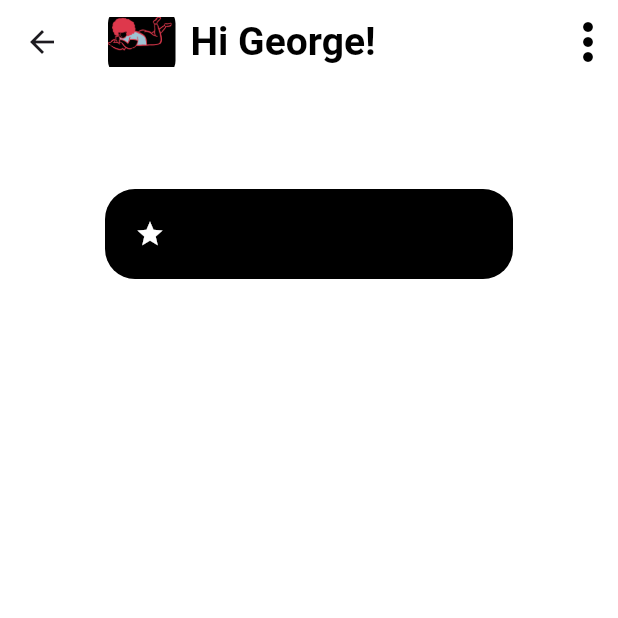
After one commit to Ash-Grimgar/Task_manager, a Flutter app: the HomePage screen opened directly, on a phone screen of 412 x 824 dp, the top half of it. The commit adds this screen. Run offline on Flutter 3.47's test engine with Material 3 defaults, Android fonts, the phone set to English and light mode, and no system bars; our stand-ins replace cloud_firestore, firebase_auth, firebase_core, flutter_native_splash, flutter_otp_text_field, flutter_svg and 5 more; accounts and stored records are empty.

Commit message:
i am done

```diff
--- a/lib/main.dart
+++ b/lib/main.dart
@@ -1,11 +1,9 @@
 import 'package:firebase_core/firebase_core.dart';
 import 'package:flutter/material.dart';
+import 'package:flutter/services.dart';
 import 'package:get/get.dart';
-import 'package:get/get_navigation/src/root/get_material_app.dart';
 import 'package:wind_main/firebase_options.dart';
 import 'package:wind_main/src/constants/colors.dart';
-import 'package:wind_main/src/features/authentication/screens/profile/profile_screen.dart';
-import 'package:wind_main/src/features/authentication/screens/splash_screen/splash_screen.dart';
 import 'package:wind_main/src/features/authentication/screens/welcome/welcome_screen.dart';
 import 'package:wind_main/src/repository/authentication_repository/authentication_repository.dart';
 
@@ -26,6 +24,7 @@ class MyApp extends StatelessWidget {
   // This widget is the root of your application.
   @override
   Widget build(BuildContext context) {
+    SystemChrome.setSystemUIOverlayStyle(SystemUiOverlayStyle(statusBarColor: Colors.transparent));
     return GetMaterialApp(
       theme: ThemeData(
         brightness: Brightness.light,
--- a/lib/src/constants/colors.dart
+++ b/lib/src/constants/colors.dart
@@ -32,3 +32,22 @@ const Color tDarkBgColor       = Color(0xFF1B1B1B); // soft charcoal
 const Color tOnboardingPage1Color = Color(0xFFF7F6F1);
 const Color tOnboardingPage2Color = Color(0xFFFDDCDF);
 const Color tOnboardingPage3Color = Color(0xFFFDDCBD);
+
+
+
+
+
+
+// Home page colors
+
+const Color kYellowLight = Color(0xFFFFF7EC);
+const Color kYellow = Color(0xFFFAF0DA);
+const Color kYellowDark = Color(0xFFEBBB7F);
+
+const Color kRedLight = Color(0xFFFCF0F0);
+const Color kRed = Color(0xFFF8D7D7);
+const Color kRedDark = Color(0xFFE57373);
+
+const Color kBlueLight = Color(0xFFEDF4FE);
+const Color kBlue = Color(0xFFD6E4FE);
+const Color kBlueDark = Color(0xFF7F9CF5);
--- a/lib/src/constants/image_strings.dart
+++ b/lib/src/constants/image_strings.dart
@@ -18,4 +18,4 @@ const String tGoogleLogoImage  = "assets/logo/icons8-google-logo-100.png";
 const String tForgetPasswordImage = "assets/images/forget_password/question-100.png";
 
 // PROFILE IMAGES
-const  String tProfileImage = "assets/images/profile/default profile image.jpeg";
+const  String tProfileImage = "assets/images/splash_images/open-doodles (1) black/png/LayingDoodle.png";
--- /dev/null
+++ b/lib/src/features/authentication/screens/application/home_screen_relations/about_widget.dart
@@ -0,0 +1,30 @@
+import 'package:flutter/material.dart';
+
+
+class AboutWidget extends StatelessWidget {
+  const AboutWidget({super.key});
+
+  @override
+  Widget build(BuildContext context) {
+    return Container(
+      child: Stack(
+        children: [
+          Container(
+            margin: EdgeInsets.all(70),
+            padding: EdgeInsets.all(20),
+            decoration: BoxDecoration(
+              color: Colors.black,
+              borderRadius: BorderRadius.circular(20),
+            ),
+            child: Row(
+              crossAxisAlignment: CrossAxisAlignment.start,
+              children: [Container(
+                child: Icon(Icons.star,color: Colors.white,size: 20,),
+              )],
+            ),
+          ),
+        ],
+      ),
+    );
+  }
+}
--- /dev/null
+++ b/lib/src/features/authentication/screens/application/home_screen_relations/new_home_screen.dart
@@ -0,0 +1,49 @@
+import 'package:firebase_core/firebase_core.dart';
+import 'package:flutter/material.dart';
+import 'package:wind_main/src/constants/image_strings.dart';
+import 'package:wind_main/src/features/authentication/screens/application/home_screen_relations/about_widget.dart';
+
+class HomePage extends StatelessWidget {
+  const HomePage({super.key});
+
+  @override
+  Widget build(BuildContext context) {
+    return Scaffold(
+      backgroundColor: Colors.white,
+      appBar: _buildAppBar(),
+      body: Column(
+        crossAxisAlignment: CrossAxisAlignment.start,
+        children: [AboutWidget()],
+      ),
+    );
+  }
+
+  AppBar _buildAppBar() {
+    return AppBar(
+      backgroundColor: Colors.white,
+      elevation: 0,
+      title: Row(
+        children: [
+          Container(
+            height: 45,
+            width: 45,
+            child: ClipRRect(
+              borderRadius: BorderRadius.circular(10),
+              child: Image(image: AssetImage(tProfileImage)),
+            ),
+          ),
+          SizedBox(width: 10),
+          Text(
+            "Hi George!",
+            style: TextStyle(
+              color: Colors.black,
+              fontSize: 26,
+              fontWeight: FontWeight.bold,
+            ),
+          ),
+        ],
+      ),
+      actions: [Icon(Icons.more_vert, color: Colors.black, size: 40)],
+    );
+  }
+}
```
Also changed, not shown: lib/src/features/authentication/controllers/login_controller.dart (+9 -9 lines), lib/src/features/authentication/screens/login/login_screen.dart (line endings or trailing spaces).
